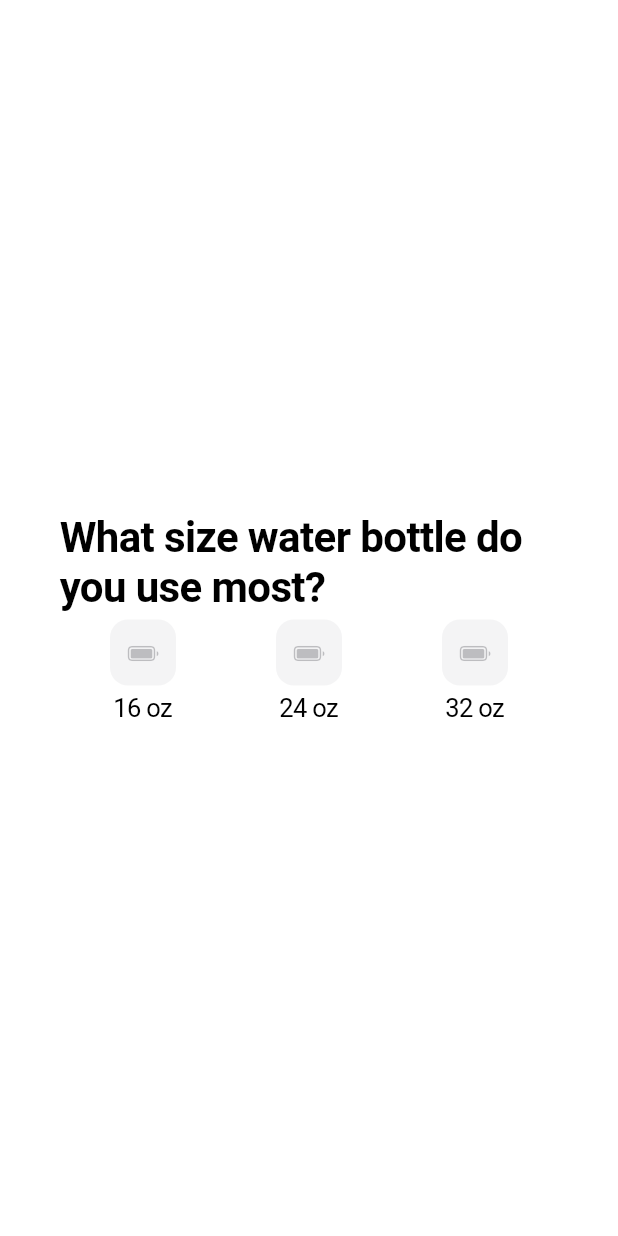
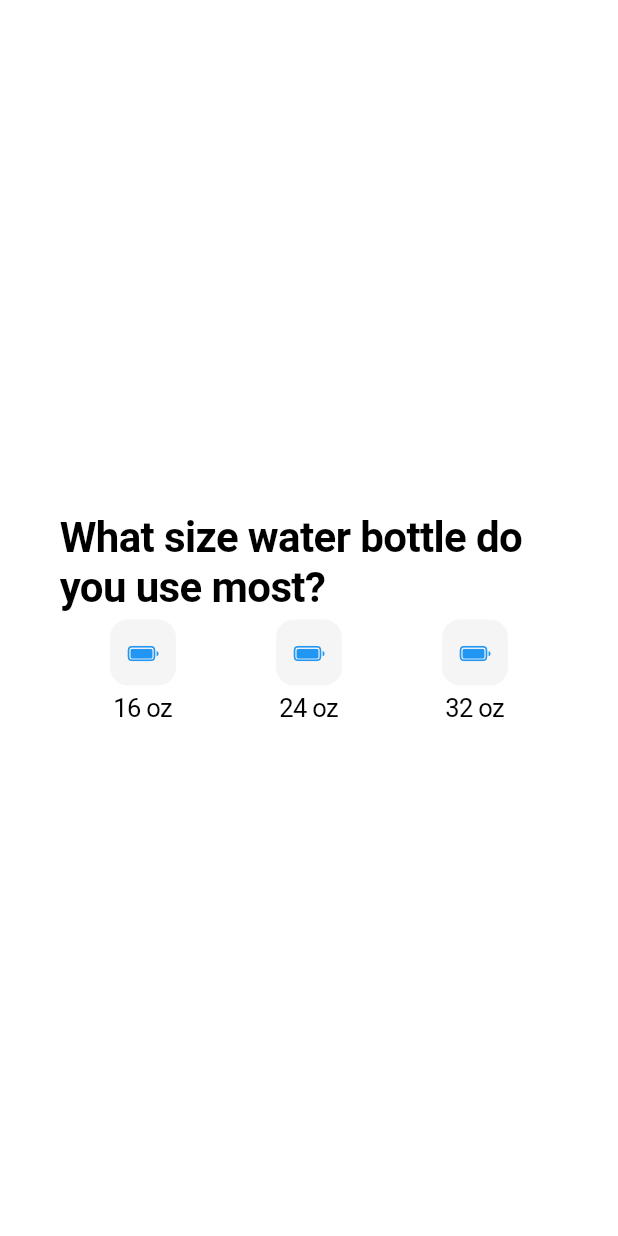
Before and after one commit to philalem/hydration_tracker, a Flutter app: the screen it shows after launch, on a phone screen of 412 x 824 dp. Run offline on Flutter 3.47's test engine with Material 2 defaults, Android fonts, the phone set to English and light mode, and no system bars; our stand-ins replace simple_animations.

Commit message:
added highlight on selection

```diff
--- a/lib/initialQuestions.dart
+++ b/lib/initialQuestions.dart
@@ -9,6 +9,7 @@ class InitialQuestions extends StatefulWidget {
 }
 
 class _InitialQuestionsState extends State<InitialQuestions> {
+  List<bool> bottleSizeSelected = [false, false, false];
   @override
   Widget build(BuildContext context) {
     return CupertinoPageScaffold(
@@ -30,8 +31,13 @@ class _InitialQuestionsState extends State<InitialQuestions> {
                         Container(
                           margin: EdgeInsets.all(5),
                           child: CupertinoButton(
+                            onPressed: () => setState(() {
+                              bottleSizeSelected[0] = !bottleSizeSelected[0];
+                            }),
                             padding: EdgeInsets.all(0),
-                            color: Colors.grey[100],
+                            color: bottleSizeSelected[0]
+                                ? Colors.blue
+                                : Colors.grey[100],
                             child: Icon(CupertinoIcons.battery_full),
                           ),
                         ),
@@ -48,8 +54,13 @@ class _InitialQuestionsState extends State<InitialQuestions> {
                         Container(
                           margin: EdgeInsets.all(5),
                           child: CupertinoButton(
+                            onPressed: () => setState(() {
+                              bottleSizeSelected[1] = !bottleSizeSelected[1];
+                            }),
                             padding: EdgeInsets.all(0),
-                            color: Colors.grey[100],
+                            color: bottleSizeSelected[1]
+                                ? Colors.blue
+                                : Colors.grey[100],
                             child: Icon(CupertinoIcons.battery_full),
                           ),
                         ),
@@ -66,8 +77,13 @@ class _InitialQuestionsState extends State<InitialQuestions> {
                         Container(
                           margin: EdgeInsets.all(5),
                           child: CupertinoButton(
+                            onPressed: () => setState(() {
+                              bottleSizeSelected[2] = !bottleSizeSelected[2];
+                            }),
                             padding: EdgeInsets.all(0),
-                            color: Colors.grey[100],
+                            color: bottleSizeSelected[2]
+                                ? Colors.blue
+                                : Colors.grey[100],
                             child: Icon(CupertinoIcons.battery_full),
                           ),
                         ),
```
